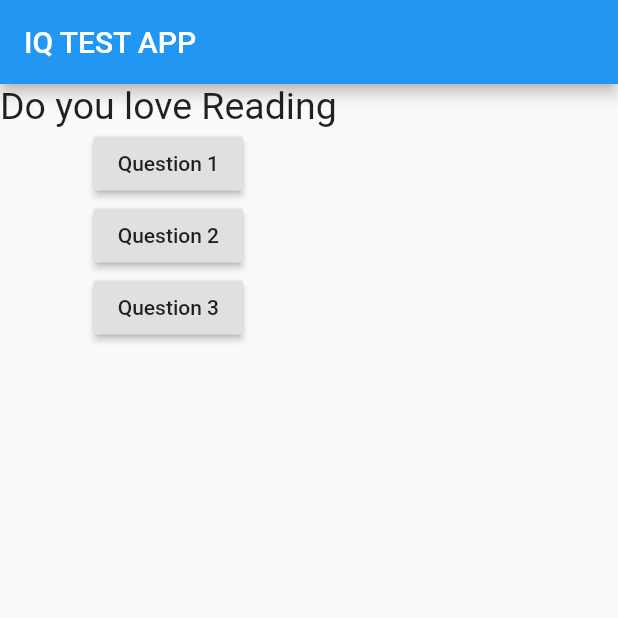
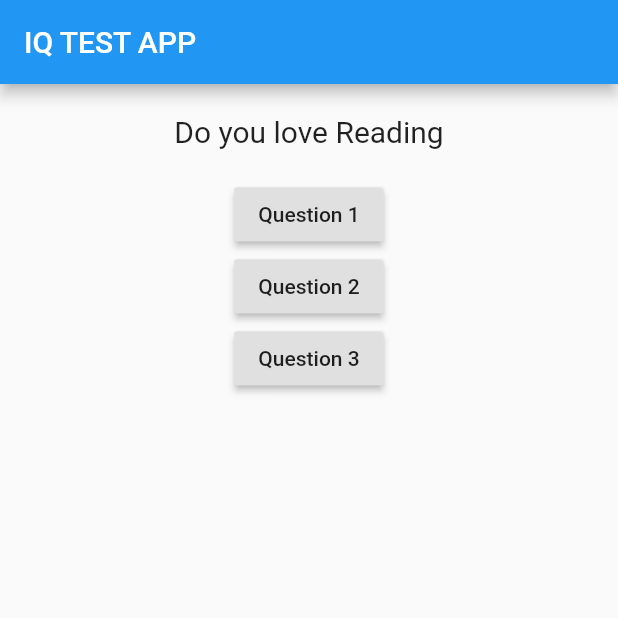
Before and after one commit to twizelissa/Mobile-Development, a Flutter app: the screen it shows after launch, on a phone screen of 412 x 824 dp, the top half of it. Run offline on Flutter 3.47's test engine with Material 2 defaults, Android fonts, the phone set to English and light mode, and no system bars.

Commit message:
added style to our widget

```diff
--- a/lib/question.dart
+++ b/lib/question.dart
@@ -6,9 +6,14 @@ class Question extends StatelessWidget {
 
   @override
   Widget build(BuildContext context) {
-    return Text(
-      questionText,
-      style: TextStyle(fontSize: 25),
+    return Container(
+      width: double.infinity,
+      margin: EdgeInsets.all(20),
+      child: Text(
+        questionText,
+        style: TextStyle(fontSize: 20),
+        textAlign: TextAlign.center,
+      ),
     );
   }
 }
```
